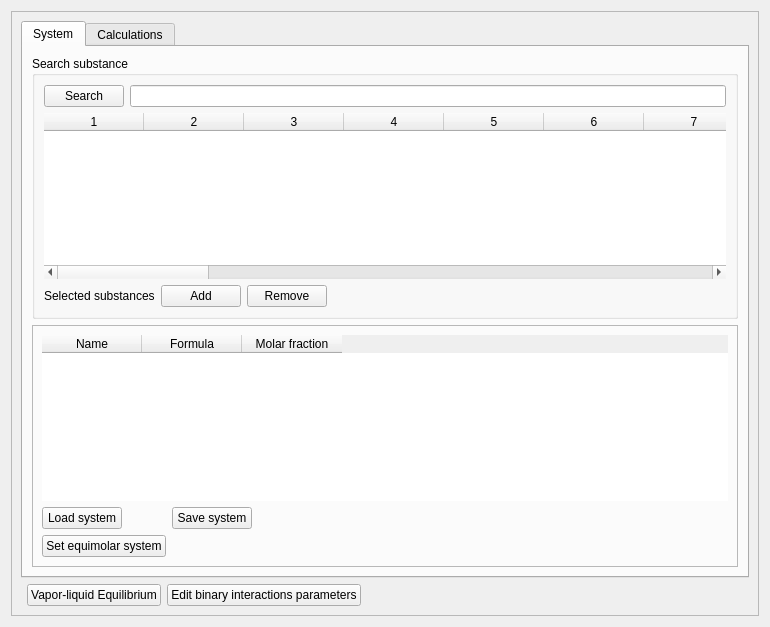
Old version of the form designer/mixture_calculations_ui.ui in the repository marcusbfs/Sindri.
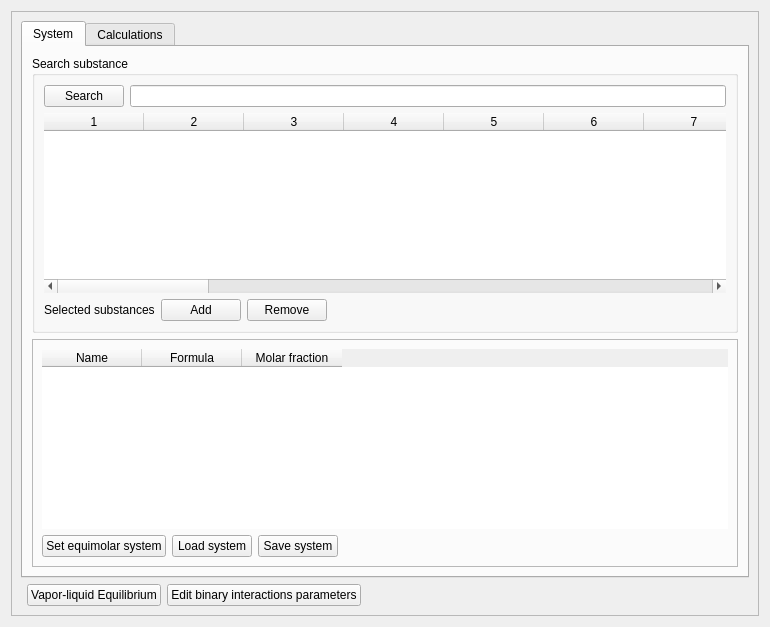
New version of the form.

Commit message: added some button icons

```diff
--- a/designer/mixture_calculations_ui.ui
+++ b/designer/mixture_calculations_ui.ui
@@ -73,45 +73,6 @@
               <enum>QFrame::Raised</enum>
              </property>
              <layout class="QGridLayout" name="gridLayout_4">
-              <item row="1" column="0">
-               <widget class="QPushButton" name="btn_LoadSystem">
-                <property name="maximumSize">
-                 <size>
-                  <width>80</width>
-                  <height>16777215</height>
-                 </size>
-                </property>
-                <property name="text">
-                 <string>Load system</string>
-                </property>
-               </widget>
-              </item>
-              <item row="1" column="2" colspan="2">
-               <spacer name="horizontalSpacer_2">
-                <property name="orientation">
-                 <enum>Qt::Horizontal</enum>
-                </property>
-                <property name="sizeHint" stdset="0">
-                 <size>
-                  <width>510</width>
-                  <height>20</height>
-                 </size>
-                </property>
-               </spacer>
-              </item>
-              <item row="1" column="1">
-               <widget class="QPushButton" name="btn_SaveSystem">
-                <property name="maximumSize">
-                 <size>
-                  <width>80</width>
-                  <height>16777215</height>
-                 </size>
-                </property>
-                <property name="text">
-                 <string>Save system</string>
-                </property>
-               </widget>
-              </item>
               <item row="0" column="0" colspan="4">
                <widget class="QTableWidget" name="tableWidget_MixtureSystem">
                 <property name="minimumSize">
@@ -168,6 +129,45 @@
                 </property>
                </widget>
               </item>
+              <item row="2" column="1">
+               <widget class="QPushButton" name="btn_LoadSystem">
+                <property name="maximumSize">
+                 <size>
+                  <width>16666000</width>
+                  <height>16777215</height>
+                 </size>
+                </property>
+                <property name="text">
+                 <string>Load system</string>
+                </property>
+               </widget>
+              </item>
+              <item row="2" column="2">
+               <widget class="QPushButton" name="btn_SaveSystem">
+                <property name="maximumSize">
+                 <size>
+                  <width>16600000</width>
+                  <height>16777215</height>
+                 </size>
+                </property>
+                <property name="text">
+                 <string>Save system</string>
+                </property>
+               </widget>
+              </item>
+              <item row="2" column="3">
+               <spacer name="horizontalSpacer_2">
+                <property name="orientation">
+                 <enum>Qt::Horizontal</enum>
+                </property>
+                <property name="sizeHint" stdset="0">
+                 <size>
+                  <width>510</width>
+                  <height>20</height>
+                 </size>
+                </property>
+               </spacer>
+              </item>
              </layout>
             </widget>
            </item>
```
The commit also changes 32 other files.
